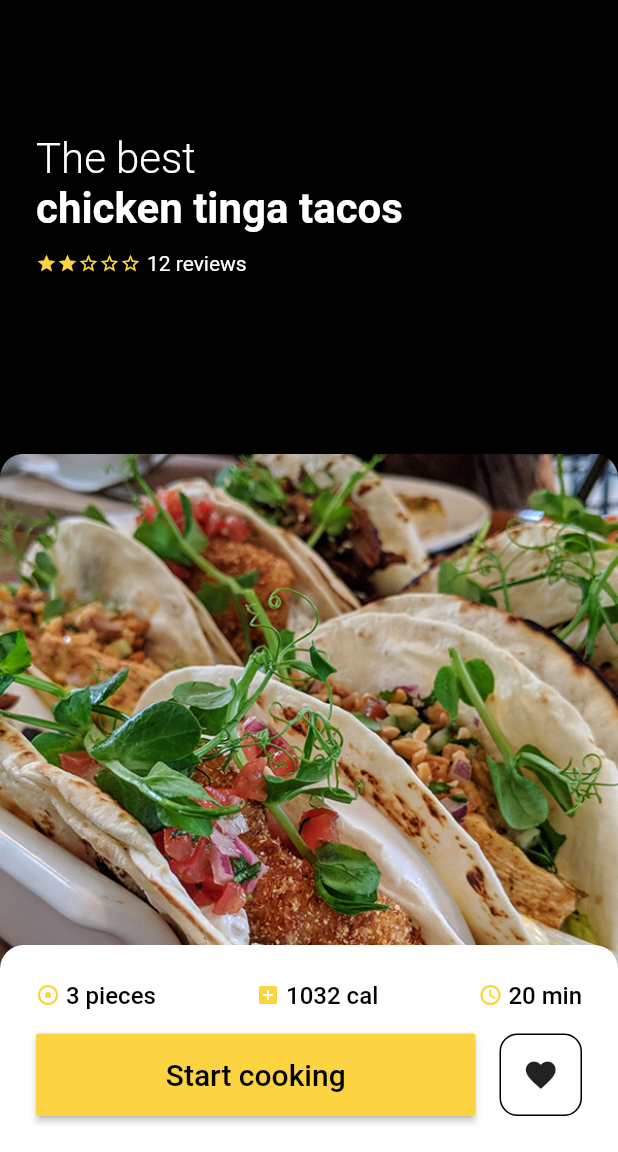
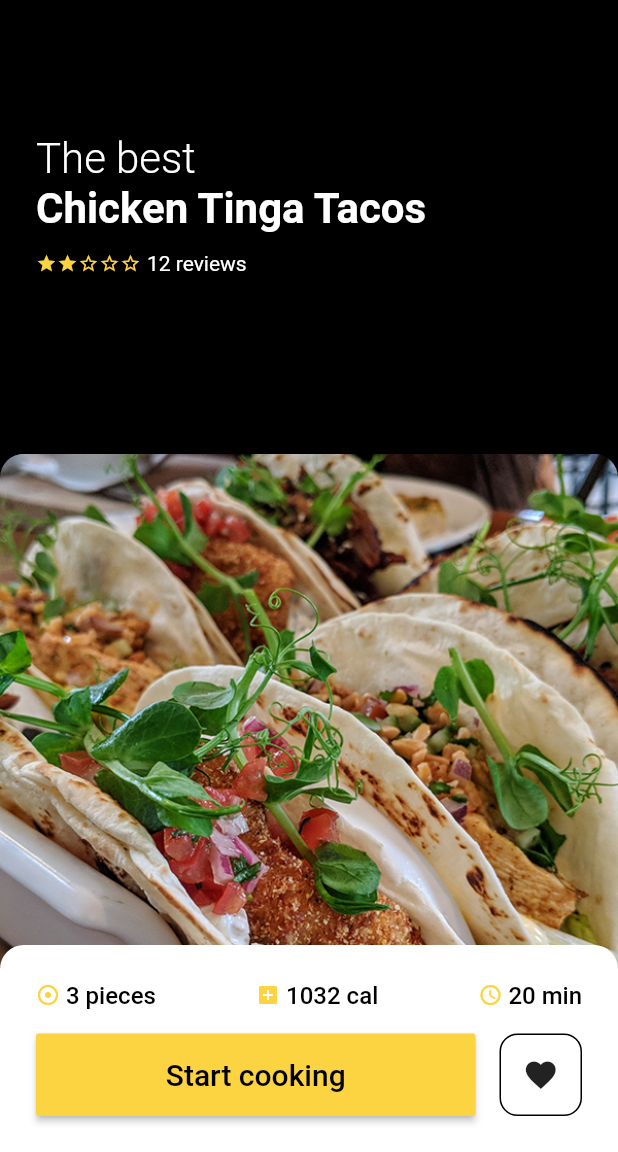
Before and after one commit to Vanethos/food-app-ui-challenge, a Flutter app: the RecipeDetailpage screen opened directly with sample values from the repository, on a phone screen of 412 x 824 dp, the part 84-1236 px from its top. Run offline on Flutter 3.47's test engine with Material 2 defaults, Android fonts, the phone set to English and light mode, and no system bars.

Commit message:
Add header widget

```diff
--- a/lib/presentation/ui/detail/detail_page.dart
+++ b/lib/presentation/ui/detail/detail_page.dart
@@ -1,7 +1,6 @@
 import 'package:complex_ui/data/local/models/recipee.dart';
 import 'package:complex_ui/presentation/assets/dimensions.dart';
-import 'package:complex_ui/presentation/ui/home/home_page.dart';
-import 'package:complex_ui/presentation/ui/intro/intro_page.dart';
+import 'package:complex_ui/presentation/widgets/header_widget.dart';
 import 'package:complex_ui/presentation/widgets/platform_aware_button.dart';
 import 'package:complex_ui/presentation/widgets/recipe_image.dart';
 import 'package:complex_ui/presentation/widgets/user_icon.dart';
@@ -72,23 +71,9 @@ class RecipeNameWidget extends StatelessWidget {
     return Column(
       crossAxisAlignment: CrossAxisAlignment.start,
       children: <Widget>[
-        RichText(
-          textAlign: TextAlign.start,
-          text: TextSpan(
-            style: Theme.of(context).textTheme.headline1.copyWith(
-                  fontWeight: FontWeight.w300,
-                  color: Colors.white,
-                ),
-            children: <TextSpan>[
-              TextSpan(text: "The best\n"),
-              TextSpan(
-                text: recipe.name.toLowerCase(),
-                style: Theme.of(context).textTheme.headline1.copyWith(
-                      color: Colors.white,
-                    ),
-              ),
-            ],
-          ),
+        HeaderWidget(
+          title: "The best\n",
+          subtitle: "${recipe.name}",
         ),
         const SizedBox(
           height: marginSmall,
--- /dev/null
+++ b/lib/presentation/widgets/header_widget.dart
@@ -0,0 +1,38 @@
+import 'package:flutter/material.dart';
+
+class HeaderWidget extends StatelessWidget {
+  final String title;
+  final String subtitle;
+  final Color color;
+
+  const HeaderWidget({
+    Key key,
+    this.title,
+    this.subtitle,
+    this.color = Colors.white,
+  }) : super(key: key);
+
+  @override
+  Widget build(BuildContext context) {
+    return RichText(
+      textAlign: TextAlign.start,
+      text: TextSpan(
+        children: <TextSpan>[
+          TextSpan(
+            text: title,
+            style: Theme.of(context).textTheme.headline1.copyWith(
+                  fontWeight: FontWeight.w300,
+                  color: color,
+                ),
+          ),
+          TextSpan(
+            text: subtitle,
+            style: Theme.of(context).textTheme.headline1.copyWith(
+                  color: color,
+                ),
+          ),
+        ],
+      ),
+    );
+  }
+}
```
Also changed, not shown: lib/presentation/ui/home/home_page.dart (+6 -22 lines), lib/presentation/ui/intro/intro_page.dart (+4 -17 lines).
